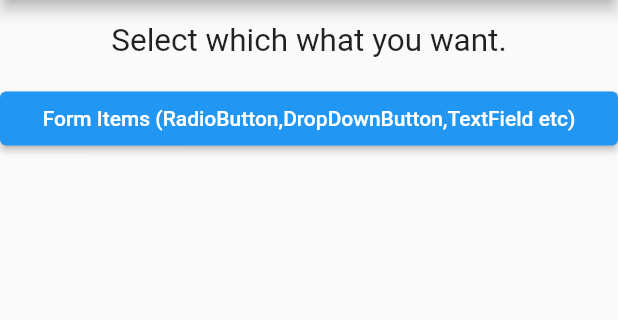
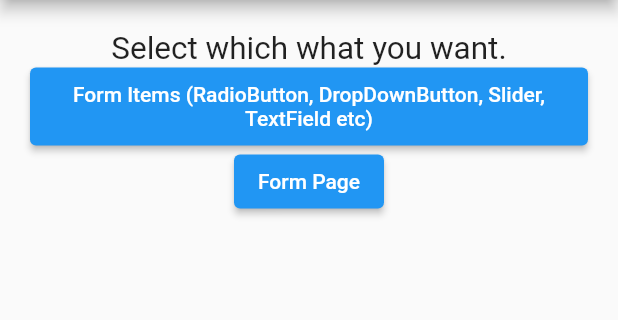
Before and after one commit to umutakpinar/flutter_demo, a Flutter app: the screen it shows after launch, on a phone screen of 412 x 824 dp, the part 84-404 px from its top. Run offline on Flutter 3.47's test engine with Material 2 defaults, Android fonts, the phone set to English and light mode, and no system bars.

Commit message:
FormPage created

```diff
--- a/lib/View/HomePageView.dart
+++ b/lib/View/HomePageView.dart
@@ -1,5 +1,7 @@
 import "package:flutter/material.dart";
 import 'package:flutter_demo/View/FormItemsPageView.dart';
+
+import 'FormPageView.dart';
 
 class HomePage extends StatefulWidget {
   const HomePage({Key? key}) : super(key: key);
@@ -16,34 +18,46 @@ class _HomePageState extends State<HomePage> {
         centerTitle: true,
         title: const Text("Flutter Demo Training App"),
       ),
-      body: Center(
+      body: SingleChildScrollView(
+        child :
+        Padding(
+          padding: const EdgeInsets.all(20),
+          child: Container(
+            alignment: Alignment.center,
             child: Column(
-          crossAxisAlignment: CrossAxisAlignment.stretch,
               children: [
-            const Padding(
-                padding: EdgeInsets.all(15),
-              child: Text(
+                const Text(
                   "Select which what you want.",
                   textAlign: TextAlign.center,
                   textScaleFactor: 1.5,
                 ),
-            ),
-            //TextButton(onPressed: (){}, child: const Text("Deneme")),
-            //IconButton(onPressed: (){}, icon: const Icon(Icons.smart_button))
-            //OutlinedButton(onPressed: (){}, child: const Text("Form Items (RadioButton,DropDownButton,TextField etc)")),
-
                 //Form Items Page
                 ElevatedButton(
                     onPressed: (){
                       Navigator.of(context).push(MaterialPageRoute(builder: (context) => const FormItemsPage()));
                     },
-                child: const Text("Form Items (RadioButton,DropDownButton,TextField etc)")
+                    child: const Padding(
+                      padding: EdgeInsets.all(10),
+                      child: Text(
+                        "Form Items (RadioButton, DropDownButton, Slider, TextField etc)",
+                        textAlign: TextAlign.center,
+                      ),
+                    )
+                ),
+
+                //Form Page
+                ElevatedButton(onPressed: (){
+                  Navigator.of(context).push(MaterialPageRoute(builder: (context) => const FormPage(),));
+                }, child: const Text("Form Page")),
+              ],
             ),
 
 
-          ],
           ),
+
+
         ),
+      )
     );
   }
 }
```
Also changed, not shown: lib/View/FormPageView.dart (added, +30 -0 lines). Lines whose indentation alone changed are shown as unchanged.
